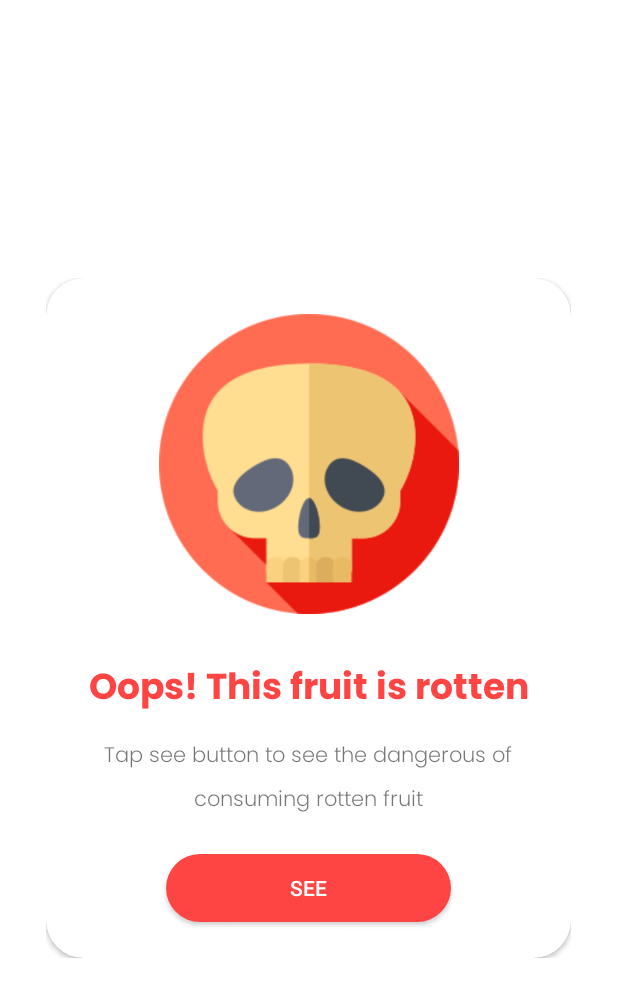
After one commit to mohnaufalp2000/Bangkit-2021-Capstone-Project-B21-CAP0468, an Android app: the layout rotten_fruit_dialog.xml on its own in the app's theme, with its tools: preview values and no code run, on a phone screen of 412 x 824 dp. The commit adds this screen. Shown: the top 997 px of the screen. Run offline under Robolectric (Android 15) with nearby library versions, the phone set to English and light mode, and no system bars.

Commit message:
Add modal for rotten fruit attention, Add causes of eating rotten fruit

```diff
--- a/Android/Fresco/app/src/main/AndroidManifest.xml
+++ b/Android/Fresco/app/src/main/AndroidManifest.xml
@@ -39,7 +39,7 @@
             android:name="com.google.android.gms.ads.APPLICATION_ID"
             android:value="ca-app-pub-7074988547859559~4566243771" />
 
-        <activity android:name=".ui.main.CameraFruitActivity" />
+        <activity android:name=".ui.main.CameraFruitActivity"/>
         <activity android:name=".ui.main.CameraPlantActivity" />
 
         <activity android:name=".ui.auth.password.ChangePassActivity" />
--- /dev/null
+++ b/Android/Fresco/app/src/main/res/drawable/btn_rotten_fruit.xml
@@ -0,0 +1,8 @@
+<?xml version="1.0" encoding="utf-8"?>
+<shape xmlns:android="http://schemas.android.com/apk/res/android"
+    android:shape="rectangle">
+
+    <solid android:color="@android:color/holo_red_light"/>
+    <corners android:radius="25dp"/>
+
+</shape>
--- /dev/null
+++ b/Android/Fresco/app/src/main/res/layout/rotten_fruit_dialog.xml
@@ -0,0 +1,79 @@
+<?xml version="1.0" encoding="utf-8"?>
+<androidx.constraintlayout.widget.ConstraintLayout
+    xmlns:android="http://schemas.android.com/apk/res/android"
+    xmlns:app="http://schemas.android.com/apk/res-auto"
+    android:layout_width="350dp"
+    android:layout_height="wrap_content"
+    android:layout_gravity="center">
+
+    <androidx.cardview.widget.CardView
+        android:layout_width="match_parent"
+        android:layout_height="match_parent"
+        app:cardCornerRadius="25dp"
+        app:layout_constraintBottom_toBottomOf="parent"
+        app:layout_constraintEnd_toEndOf="parent"
+        app:layout_constraintStart_toStartOf="parent"
+        app:layout_constraintTop_toTopOf="parent" >
+
+        <androidx.constraintlayout.widget.ConstraintLayout
+            android:layout_width="match_parent"
+            android:layout_height="match_parent">
+
+            <ImageView
+                android:id="@+id/imageView"
+                android:layout_width="200dp"
+                android:layout_height="200dp"
+                android:layout_marginTop="24dp"
+                android:background="@drawable/skeleton"
+                app:layout_constraintEnd_toEndOf="parent"
+                app:layout_constraintStart_toStartOf="parent"
+                app:layout_constraintTop_toTopOf="parent" />
+
+            <TextView
+                android:id="@+id/text_view_rotten"
+                android:layout_width="wrap_content"
+                android:layout_height="wrap_content"
+                android:layout_marginTop="30dp"
+                android:fontFamily="@font/poppins_bold"
+                android:text="@string/oops_this_fruit_is_rotten"
+                android:textColor="@android:color/holo_red_light"
+                android:textSize="24sp"
+                app:layout_constraintEnd_toEndOf="parent"
+                app:layout_constraintStart_toStartOf="parent"
+                app:layout_constraintTop_toBottomOf="@+id/imageView" />
+
+            <TextView
+                android:id="@+id/textView2"
+                android:layout_width="0dp"
+                android:layout_height="wrap_content"
+                android:layout_marginStart="36dp"
+                android:layout_marginTop="12dp"
+                android:layout_marginEnd="36dp"
+                android:fontFamily="@font/poppins_light"
+                android:lineSpacingExtra="10sp"
+                android:text="@string/tap_see_button_to_see_the_dangerous_of_consuming_rotten_fruit"
+                android:textAlignment="center"
+                app:layout_constraintEnd_toEndOf="parent"
+                app:layout_constraintStart_toStartOf="parent"
+                app:layout_constraintTop_toBottomOf="@+id/text_view_rotten" />
+
+            <androidx.appcompat.widget.AppCompatButton
+                android:id="@+id/btn_see_rotten"
+                android:layout_width="190dp"
+                android:layout_height="45dp"
+                android:layout_marginTop="24dp"
+                android:layout_marginBottom="24dp"
+                android:background="@drawable/btn_rotten_fruit"
+                android:text="@string/see"
+                android:textColor="@color/white"
+                app:layout_constraintBottom_toBottomOf="parent"
+                app:layout_constraintEnd_toEndOf="parent"
+                app:layout_constraintStart_toStartOf="parent"
+                app:layout_constraintTop_toBottomOf="@+id/textView2" />
+
+        </androidx.constraintlayout.widget.ConstraintLayout>
+
+    </androidx.cardview.widget.CardView>
+
+
+</androidx.constraintlayout.widget.ConstraintLayout>
--- a/Android/Fresco/app/src/main/res/values/strings.xml
+++ b/Android/Fresco/app/src/main/res/values/strings.xml
@@ -74,5 +74,13 @@
     <string name="fat">fat</string>
     <string name="calories">calories</string>
     <string name="sugar">sugar</string>
+    <string name="oops_this_fruit_is_rotten">Oops! This fruit is rotten</string>
+    <string name="tap_see_button_to_see_the_dangerous_of_consuming_rotten_fruit">Tap see button to see the dangerous of consuming rotten fruit</string>
+    <string name="see">See</string>
+    <string name="dangerous_of_eating_rotten_fruit">Dangerous of eating rotten fruit :</string>
+    <string name="_1_cause_allergic_reactions">1. Cause allergic reactions</string>
+    <string name="_2_cause_respiratory_problems">2. Cause respiratory problems</string>
+    <string name="_3_can_cause_nausea">3. Can cause nausea</string>
+    <string name="_4_increase_the_risk_of_cancer">4. Increase the risk of cancer</string>
 
 </resources>
```
Also changed, not shown: Android/Fresco/app/src/main/java/com/capstone/fresco/ui/main/CameraFruitActivity.kt (+18 -12 lines), Android/Fresco/app/src/main/java/com/capstone/fresco/ui/main/CameraPlantActivity.kt (+0 -8 lines), Android/Fresco/app/src/main/res/layout/activity_camera_fruit.xml (+70 -5 lines), Android/Fresco/app/src/main/res/drawable/skeleton.png (added).
